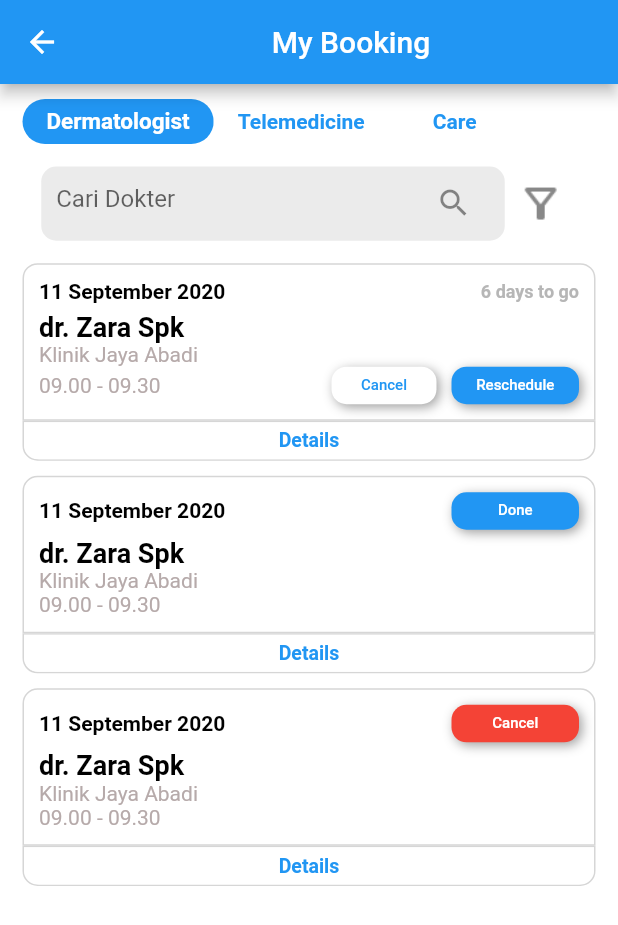
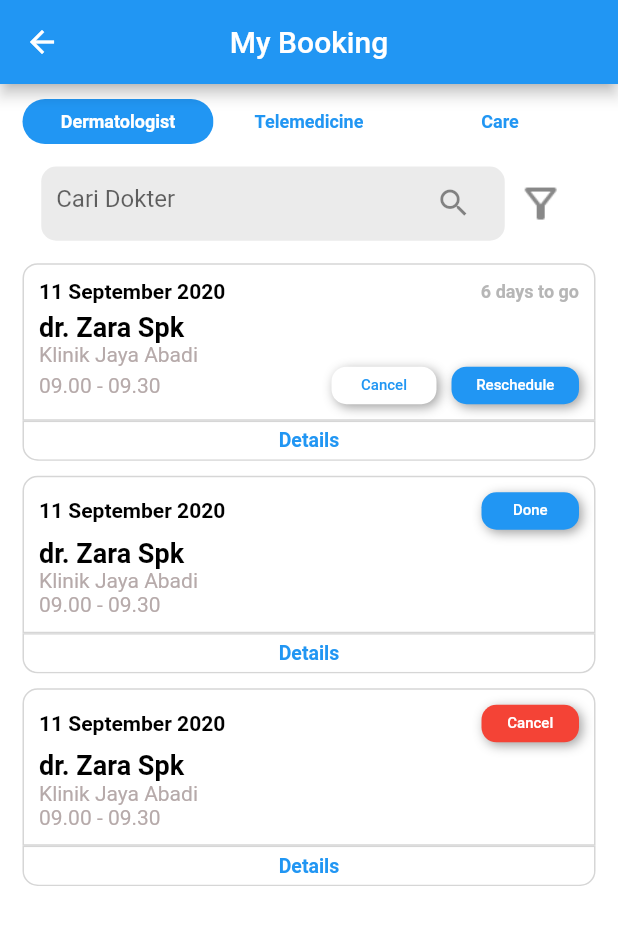
Before and after one commit to aldiandika/apps_kecantikan, a Flutter app: the MybookingPage screen opened directly, on a phone screen of 412 x 824 dp. Shown: the top 925 px of the screen. Run offline on Flutter 3.47's test engine with Material 2 defaults, Android fonts, the phone set to English and light mode, and no system bars; our stand-ins replace carousel_slider, get, smooth_page_indicator, timeline_tile.

Commit message:
lib/pages/profile_page.dart : edit route ke my booking, edit size mybooking page

```diff
--- a/lib/pages/mybooking_page.dart
+++ b/lib/pages/mybooking_page.dart
@@ -19,7 +19,8 @@ class _MybookingPageState extends State<MybookingPage> {
     double widthScreen = Get.width;
     return Scaffold(
       appBar: AppBar(
-        title: Center(child: Text("My Booking")),
+        title: Text("My Booking"),
+        centerTitle: true,
       ),
       body: Container(
         height: heightScreen,
@@ -31,8 +32,11 @@ class _MybookingPageState extends State<MybookingPage> {
             Container(
               // padding: EdgeInsets.all(10),
               child: Row(
+
                 children: [
-                  Container(
+                  Expanded(
+                    flex: 1,
+                    child: Container(
                       height: 30,
                       decoration: BoxDecoration(
                         color: index == 0 ? Colors.blue : Colors.white,
@@ -44,7 +48,7 @@ class _MybookingPageState extends State<MybookingPage> {
                           style: TextStyle(
                             color: index == 0 ? Colors.white : Colors.blue,
                             fontWeight: FontWeight.bold,
-                          fontSize: 15,
+                            fontSize: 12,
                           ),
                         ),
                         onPressed: () {
@@ -54,7 +58,10 @@ class _MybookingPageState extends State<MybookingPage> {
                         },
                       ),
                     ),
-                  Container(
+                  ),
+                  Expanded(
+                    flex: 1,
+                    child: Container(
                       height: 30,
                       decoration: BoxDecoration(
                         color: index == 1 ? Colors.blue : Colors.white,
@@ -66,6 +73,7 @@ class _MybookingPageState extends State<MybookingPage> {
                           style: TextStyle(
                             color: index == 1 ? Colors.white : Colors.blue,
                             fontWeight: FontWeight.bold,
+                            fontSize: 12,
                           ),
                         ),
                         onPressed: () {
@@ -75,7 +83,10 @@ class _MybookingPageState extends State<MybookingPage> {
                         },
                       ),
                     ),
-                  Container(
+                  ),
+                  Expanded(
+                    flex: 1,
+                    child: Container(
                       height: 30,
                       decoration: BoxDecoration(
                         color: index == 2 ? Colors.blue : Colors.white,
@@ -87,6 +98,7 @@ class _MybookingPageState extends State<MybookingPage> {
                           style: TextStyle(
                             color: index == 2 ? Colors.white : Colors.blue,
                             fontWeight: FontWeight.bold,
+                            fontSize: 12,
                           ),
                         ),
                         onPressed: () {
@@ -96,6 +108,8 @@ class _MybookingPageState extends State<MybookingPage> {
                         },
                       ),
                     ),
+                  ),
+
                 ],
               ),
             ),
--- a/lib/pages/profile_page.dart
+++ b/lib/pages/profile_page.dart
@@ -4,6 +4,8 @@ import 'package:apps_kecantikan/widgets/recipe_box_widget.dart';
 import 'package:apps_kecantikan/widgets/profile_header.dart';
 import 'package:flutter/material.dart';
 import 'package:get/get.dart';
+
+import 'mybooking_page.dart';
 
 class ProfilePage extends StatefulWidget {
   @override
@@ -43,6 +45,11 @@ class _ProfilePageState extends State<ProfilePage> {
               countDays: "6 days to go",
               btnText: "See All",
               statusFinish: 5,
+              onTap: () {
+                Navigator.push(context, MaterialPageRoute(
+                  builder: (context) => MybookingPage(),
+                ));
+              },
             ),
             SizedBox(height: 15),
             Text(
@@ -72,7 +79,7 @@ class _ProfilePageState extends State<ProfilePage> {
               date: "11 September 2020",
               name: "dr. Zara Spk",
               klinik: "Klinik Jaya Abadi",
-              schedule: "Berlaku tebus repse : 2",
+              schedule: "Berlaku tebus resep : 2",
               btnText: "See All",
               statusFinish: 5,
             ),
--- a/lib/widgets/booking_box_widget.dart
+++ b/lib/widgets/booking_box_widget.dart
@@ -68,6 +68,7 @@ class BookingBox extends StatelessWidget {
                                 fontSize: 10,
                                 txtColor: Colors.white,
                                 bgnColor: Colors.blue,
+                                width: 65,
                               )
                             : statusFinish == 2
                                 ? ButtonBooking(
@@ -75,6 +76,7 @@ class BookingBox extends StatelessWidget {
                                     fontSize: 10,
                                     txtColor: Colors.white,
                                     bgnColor: Colors.red,
+                                    width: 65,
                                   )
                                 : statusFinish == 3
                                     ? Text(
--- a/lib/widgets/button_Booking_widget.dart
+++ b/lib/widgets/button_Booking_widget.dart
@@ -23,8 +23,8 @@ class ButtonBooking extends StatelessWidget {
   @override
   Widget build(BuildContext context) {
     return Container(
+      height: height,
       width: width,
-      height: height,
       decoration: BoxDecoration(
         boxShadow: [
           BoxShadow(
--- a/pubspec.yaml
+++ b/pubspec.yaml
@@ -27,6 +27,7 @@ dependencies:
   smooth_page_indicator: ^0.2.0
   get: ^3.11.1
   timeline_tile: ^1.0.0
+  flutter_local_notifications: ^1.4.4+1
   # The following adds the Cupertino Icons font to your application.
   # Use with the CupertinoIcons class for iOS style icons.
   cupertino_icons: ^0.1.3
```
Also changed, not shown: pubspec.lock, 3 other files. Lines whose indentation alone changed are shown as unchanged.
